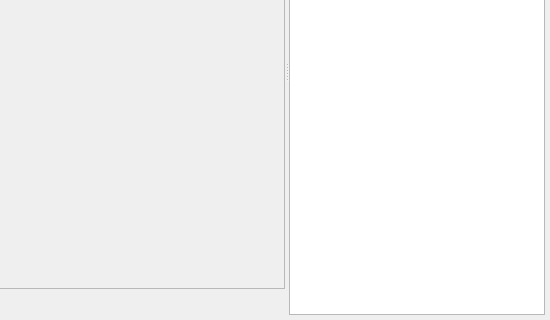
royqh1979/RedPanda-CPP, file RedPandaIDE/widgets/cpudialog.ui: the form before one commit; both pictures show x 217 to 767 and y 178 to 498 of the 767 by 498 pixel window.
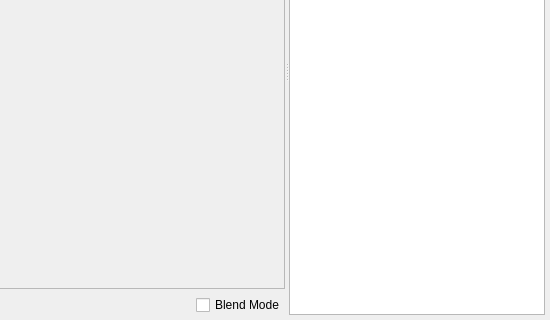
The form after the commit. Custom widgets are drawn as their Qt base class.

Commit message: work save  - add: cpu window blend mode  - fix: asm parser can't correctly parse numbers  - fix: disassembly code in the cpu window not correctly updated

Patch:
```diff
--- a/RedPandaIDE/widgets/cpudialog.ui
+++ b/RedPandaIDE/widgets/cpudialog.ui
@@ -143,6 +143,13 @@
             </property>
            </spacer>
           </item>
+          <item>
+           <widget class="QCheckBox" name="chkBlendMode">
+            <property name="text">
+             <string>Blend Mode</string>
+            </property>
+           </widget>
+          </item>
          </layout>
         </widget>
        </item>
```
The commit also changes 17 other files.
